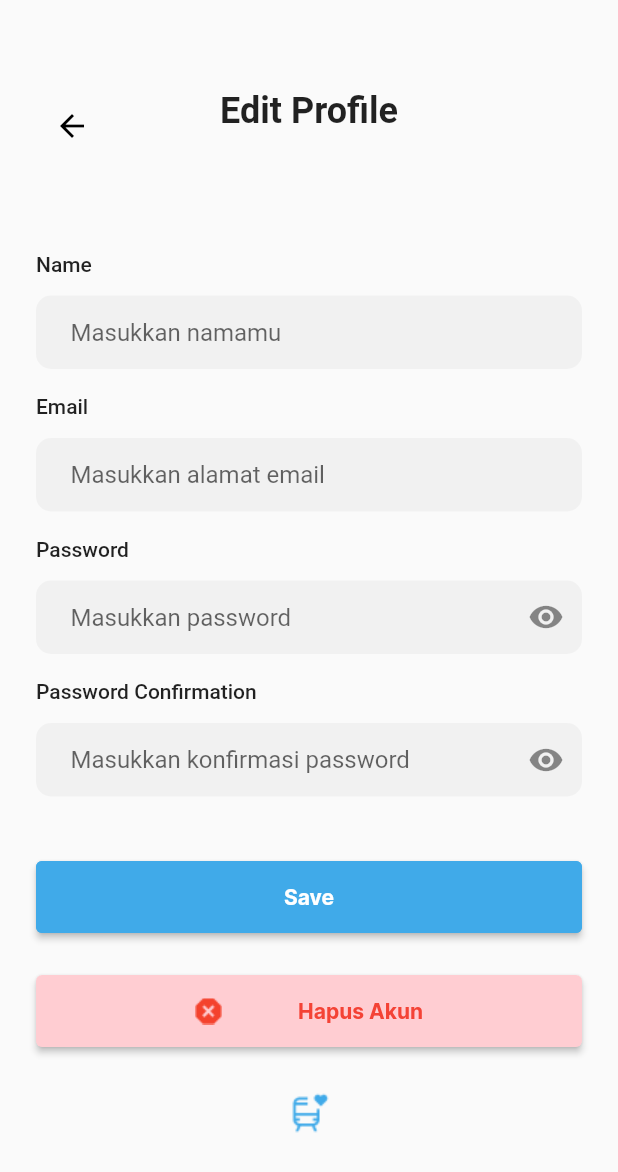
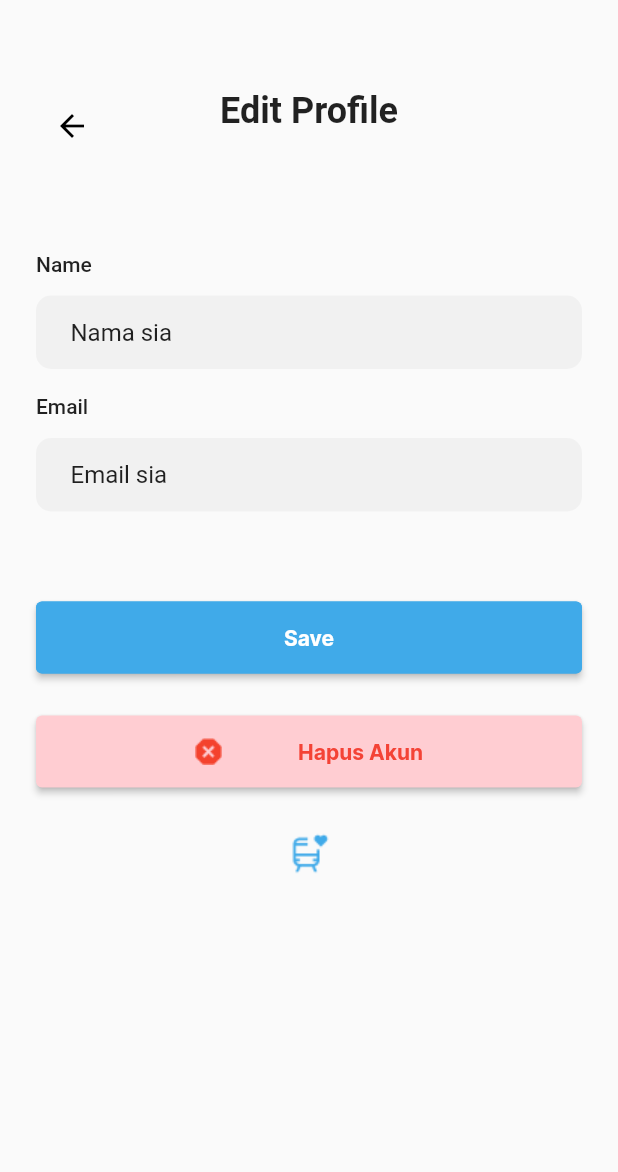
Before and after one commit to fullvelocity1/MPPL-Kel2, a Flutter app: the EditProfile screen opened directly, on a phone screen of 412 x 824 dp. Shown: the top 1172 px of the screen. Run offline on Flutter 3.47's test engine with Material 2 defaults, Android fonts, the phone set to English and light mode, and no system bars; our stand-ins replace dropdown_search, firebase_auth, firebase_core; accounts and stored records are empty.

Commit message:
add default text in edit profile textfield

```diff
--- a/lib/screens/cari_rute/best_route.dart
+++ b/lib/screens/cari_rute/best_route.dart
@@ -12,7 +12,7 @@ class BestRoute extends StatefulWidget {
 class _BestRouteState extends State<BestRoute> {
   @override
   Widget build(BuildContext context) {
-    var index = 6;
+    var index = 5;
     Size size = MediaQuery.of(context).size;
     return Scaffold(
         body: SingleChildScrollView(
@@ -41,7 +41,7 @@ class _BestRouteState extends State<BestRoute> {
             const SizedBox(height: 19),
             // Best Route information
             Container(
-              height: 154 + index * 50,
+              height: 180 + index * 50,
               padding: EdgeInsets.symmetric(horizontal: 22, vertical: 20),
               decoration: BoxDecoration(
                 border: Border.all(color: primColor),
@@ -74,9 +74,9 @@ class _BestRouteState extends State<BestRoute> {
                       ),
                     ),
                   ]),
-                  const SizedBox(
-                    height: 15,
-                  ),
+                  // const SizedBox(
+                  //   height: 15,
+                  // ),
                   ListView.builder(
                     physics: NeverScrollableScrollPhysics(),
                     shrinkWrap: true,
--- a/lib/screens/profile/profile_edit.dart
+++ b/lib/screens/profile/profile_edit.dart
@@ -1,7 +1,6 @@
 import 'package:flutter/material.dart';
 import 'package:firebase_auth/firebase_auth.dart';
 import 'package:krl_info/constants.dart';
-import 'package:krl_info/screens/login/components/text_field_form.dart';
 import 'package:krl_info/screens/login/first_screen.dart';
 
 class EditProfile extends StatefulWidget {
@@ -16,6 +15,18 @@ class _EditProfileState extends State<EditProfile> {
   bool isHiddenPasswordConf = true;
   final controller = TextEditingController();
   final user = FirebaseAuth.instance.currentUser;
+
+  TextEditingController _controllerName = TextEditingController();
+  TextEditingController _controllerEmail = TextEditingController();
+
+  @override
+  void initState() {
+    super.initState();
+    // Default text nama
+    _controllerName.text = 'Nama sia';
+    // Default text email
+    _controllerEmail.text = 'Email sia';
+  }
 
   @override
   Widget build(BuildContext context) {
@@ -54,31 +65,13 @@ class _EditProfileState extends State<EditProfile> {
                 height: 60,
               ),
               // Text Field Nama Regist
-              TextFieldForm(
-                title: 'Name',
-                hintTxt: 'Masukkan namamu',
-                controller: controller,
-              ),
-              const SizedBox(
-                height: 17,
-              ),
-              // Text Field Email Regist
-              TextFieldForm(
-                title: 'Email',
-                hintTxt: 'Masukkan alamat email',
-                controller: controller,
-              ),
-              const SizedBox(
-                height: 17,
-              ),
-              // Text Field Password Regist
               Column(
                 children: <Widget>[
                   // Title Text Field
                   const Align(
                     alignment: Alignment.topLeft,
                     child: Text(
-                      "Password",
+                      'Name',
                       style: TextStyle(
                         fontSize: 14,
                         fontWeight: FontWeight.w500,
@@ -90,14 +83,12 @@ class _EditProfileState extends State<EditProfile> {
                   ),
                   // Text Field
                   TextField(
-                    obscureText: isHiddenPassword,
+                    //controller: widget.controller,
+                    controller: _controllerName,
                     decoration: InputDecoration(
-                      suffixIcon: InkWell(
-                          onTap: _togglePasswordView,
-                          child: const Icon(Icons.visibility)),
-                      contentPadding:
-                          const EdgeInsets.only(left: 23, top: 15, bottom: 15),
-                      hintText: "Masukkan password",
+                        contentPadding: const EdgeInsets.only(
+                            left: 23, top: 15, bottom: 15),
+                        hintText: 'Masukkan nama',
                         hintStyle: const TextStyle(fontSize: 16),
                         border: OutlineInputBorder(
                           borderRadius: BorderRadius.circular(10.0),
@@ -107,22 +98,21 @@ class _EditProfileState extends State<EditProfile> {
                           ),
                         ),
                         filled: true,
-                      fillColor: const Color.fromRGBO(37, 37, 37, 0.04),
-                    ),
+                        fillColor: const Color.fromRGBO(37, 37, 37, 0.04)),
                   ),
                 ],
               ),
               const SizedBox(
                 height: 17,
               ),
-              // Text Field Password Confirmation Regist
+              // Text Field Email Regist
               Column(
                 children: <Widget>[
                   // Title Text Field
                   const Align(
                     alignment: Alignment.topLeft,
                     child: Text(
-                      "Password Confirmation",
+                      'Email',
                       style: TextStyle(
                         fontSize: 14,
                         fontWeight: FontWeight.w500,
@@ -134,14 +124,12 @@ class _EditProfileState extends State<EditProfile> {
                   ),
                   // Text Field
                   TextField(
-                    obscureText: isHiddenPasswordConf,
+                    //controller: widget.controller,
+                    controller: _controllerEmail,
                     decoration: InputDecoration(
-                      suffixIcon: InkWell(
-                          onTap: _togglePasswordConfView,
-                          child: const Icon(Icons.visibility)),
-                      contentPadding:
-                          const EdgeInsets.only(left: 23, top: 15, bottom: 15),
-                      hintText: "Masukkan konfirmasi password",
+                        contentPadding: const EdgeInsets.only(
+                            left: 23, top: 15, bottom: 15),
+                        hintText: 'Masukkan alamat email',
                         hintStyle: const TextStyle(fontSize: 16),
                         border: OutlineInputBorder(
                           borderRadius: BorderRadius.circular(10.0),
@@ -151,11 +139,98 @@ class _EditProfileState extends State<EditProfile> {
                           ),
                         ),
                         filled: true,
-                      fillColor: const Color.fromRGBO(37, 37, 37, 0.04),
-                    ),
+                        fillColor: const Color.fromRGBO(37, 37, 37, 0.04)),
                   ),
                 ],
               ),
+              const SizedBox(
+                height: 17,
+              ),
+              // Text Field Password Regist
+              // Column(
+              //   children: <Widget>[
+              //     // Title Text Field
+              //     const Align(
+              //       alignment: Alignment.topLeft,
+              //       child: Text(
+              //         "Password",
+              //         style: TextStyle(
+              //           fontSize: 14,
+              //           fontWeight: FontWeight.w500,
+              //         ),
+              //       ),
+              //     ),
+              //     const SizedBox(
+              //       height: 13,
+              //     ),
+              //     // Text Field
+              //     TextField(
+              //       obscureText: isHiddenPassword,
+              //       decoration: InputDecoration(
+              //         suffixIcon: InkWell(
+              //             onTap: _togglePasswordView,
+              //             child: const Icon(Icons.visibility)),
+              //         contentPadding:
+              //             const EdgeInsets.only(left: 23, top: 15, bottom: 15),
+              //         hintText: "Masukkan password",
+              //         hintStyle: const TextStyle(fontSize: 16),
+              //         border: OutlineInputBorder(
+              //           borderRadius: BorderRadius.circular(10.0),
+              //           borderSide: const BorderSide(
+              //             width: 0,
+              //             style: BorderStyle.none,
+              //           ),
+              //         ),
+              //         filled: true,
+              //         fillColor: const Color.fromRGBO(37, 37, 37, 0.04),
+              //       ),
+              //     ),
+              //   ],
+              // ),
+              // const SizedBox(
+              //   height: 17,
+              // ),
+              // // Text Field Password Confirmation Regist
+              // Column(
+              //   children: <Widget>[
+              //     // Title Text Field
+              //     const Align(
+              //       alignment: Alignment.topLeft,
+              //       child: Text(
+              //         "Password Confirmation",
+              //         style: TextStyle(
+              //           fontSize: 14,
+              //           fontWeight: FontWeight.w500,
+              //         ),
+              //       ),
+              //     ),
+              //     const SizedBox(
+              //       height: 13,
+              //     ),
+              //     // Text Field
+              //     TextField(
+              //       obscureText: isHiddenPasswordConf,
+              //       decoration: InputDecoration(
+              //         suffixIcon: InkWell(
+              //             onTap: _togglePasswordConfView,
+              //             child: const Icon(Icons.visibility)),
+              //         contentPadding:
+              //             const EdgeInsets.only(left: 23, top: 15, bottom: 15),
+              //         hintText: "Masukkan konfirmasi password",
+              //         hintStyle: const TextStyle(fontSize: 16),
+              //         border: OutlineInputBorder(
+              //           borderRadius: BorderRadius.circular(10.0),
+              //           borderSide: const BorderSide(
+              //             width: 0,
+              //             style: BorderStyle.none,
+              //           ),
+              //         ),
+              //         filled: true,
+              //         fillColor: const Color.fromRGBO(37, 37, 37, 0.04),
+              //       ),
+              //     ),
+              //   ],
+              // ),
               const SizedBox(
                 height: 43,
               ),
```
Lines whose indentation alone changed are shown as unchanged.
